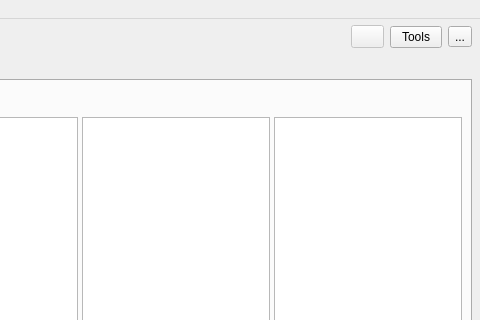
mjbonnington/icarus-gps, file ui/icarus_ui.ui: the form before one commit; both pictures show x 320 to 800 and y 0 to 320 of the 800 by 576 pixel window.
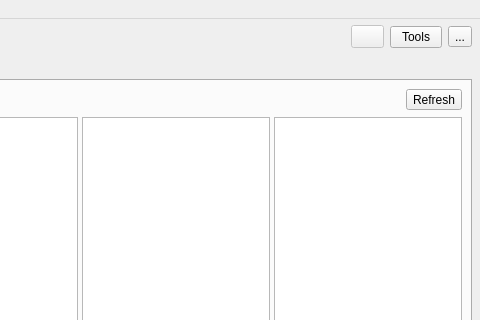
The form after the commit. The open tabs and pages were chosen to show the change. Icons and pictures are not drawn.

Commit message: Asset browser state preserved on tab changes.

```diff
--- a/ui/icarus_ui.ui
+++ b/ui/icarus_ui.ui
@@ -2460,6 +2460,33 @@
              </property>
             </spacer>
            </item>
+           <item>
+            <widget class="QToolButton" name="assetRefresh_toolButton">
+             <property name="toolTip">
+              <string>Get camaras from Maya</string>
+             </property>
+             <property name="text">
+              <string>Refresh</string>
+             </property>
+             <property name="icon">
+              <iconset resource="rsc.qrc">
+               <normaloff>:/rsc/rsc/icon_refresh.png</normaloff>
+               <disabledoff>:/rsc/rsc/icon_refresh_disabled.png</disabledoff>:/rsc/rsc/icon_refresh.png</iconset>
+             </property>
+             <property name="iconSize">
+              <size>
+               <width>15</width>
+               <height>15</height>
+              </size>
+             </property>
+             <property name="toolButtonStyle">
+              <enum>Qt::ToolButtonTextBesideIcon</enum>
+             </property>
+             <property name="noBackground" stdset="0">
+              <bool>false</bool>
+             </property>
+            </widget>
+           </item>
           </layout>
          </widget>
         </item>
```
The commit also changes 3 other files.
